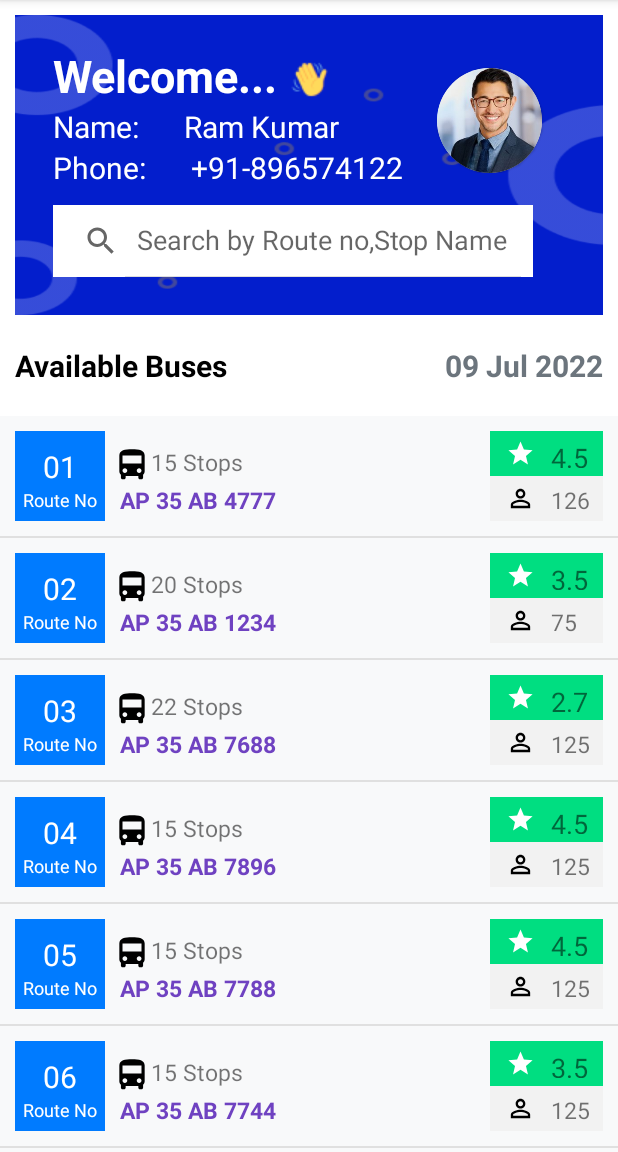
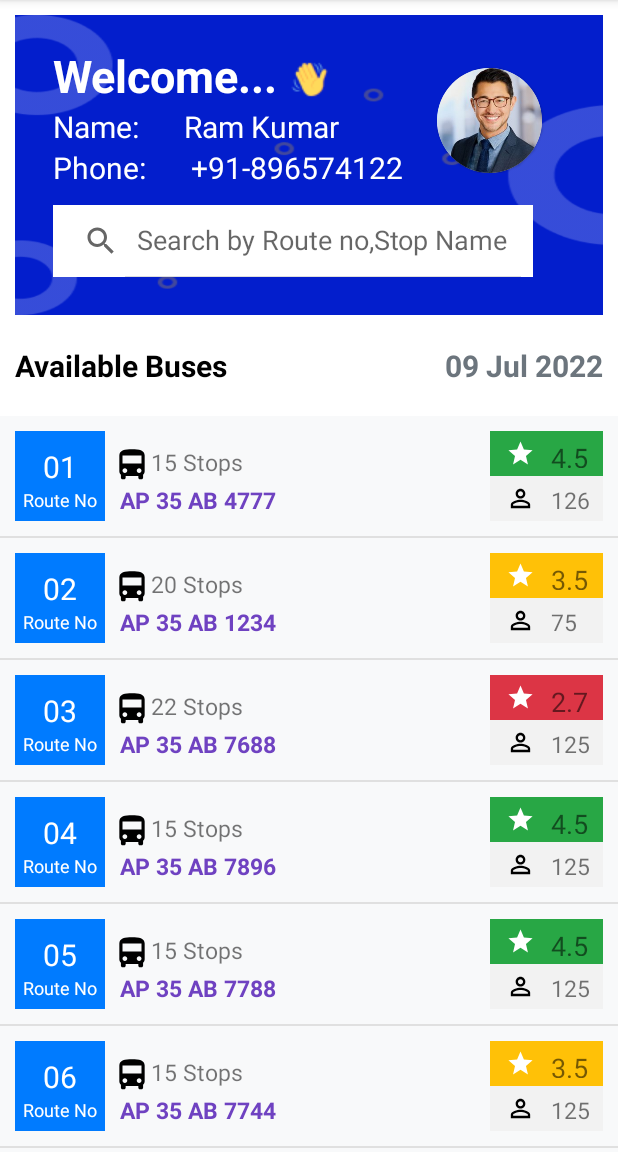
Before and after one commit to krishnapriya-atla/VtrackApp, an Android app: the screen it shows after launch (HomePage), on a phone screen of 412 x 824 dp, the part 84-1236 px from its top. Run offline under Robolectric (Android 15) with nearby library versions, the phone set to English and light mode, and no system bars.

Commit message:
Rating Status fixed

```diff
--- a/app/src/main/java/com/kp/vtrack/HomePage.java
+++ b/app/src/main/java/com/kp/vtrack/HomePage.java
@@ -19,7 +19,7 @@ public class HomePage extends AppCompatActivity {
     static final String stops[]={"15 Stops","20 Stops","22 Stops","15 Stops","15 Stops","15 Stops","15 Stops","15 Stops"};
     static final String BusNames[]={"AP 35 AB 4777","AP 35 AB 1234","AP 35 AB 7688","AP 35 AB 7896","AP 35 AB 7788","AP 35 AB 7744",
             "AP 35 AB 1122","AP 35 AB 4777"};
-    static final String rating[]={"4.5","3.5","2.7","4.5","4.5","3.5","1.7","4.5"};
+    static final double rating[]={4.5,3.5,2.7,4.5,4.5,3.5,1.7,4.5};
     static final String people[]={"126","75","125","125","125","125","125","125"};
     @Override
     protected void onCreate(Bundle savedInstanceState) {
@@ -58,17 +58,18 @@ public class HomePage extends AppCompatActivity {
             BusNo.setText(BusNames[position]);
             Stops.setText(stops[position]);
             People.setText(people[position]);
-            RelativeLayout r=findViewById(R.id.r1);
-            Rating.setText(rating[position]);
-           /* if(Integer.parseInt(people[position])<3){
-                r.setBackgroundColor(Integer.parseInt("#dc3545"));
+            RelativeLayout r=view.findViewById(R.id.r1);
+            Rating.setText(String.valueOf(rating[position]));
+//            System.out.println(Integer.parseInt(rating[position]));
+            if(rating[position]<3.0){
+                r.setBackgroundColor(getResources().getColor(R.color.red));
             }
-            else if(Integer.parseInt(people[position])<4 &&Integer.parseInt(people[position])>=3){
-                r.setBackgroundColor(Integer.parseInt("#ffc107"));
+            else if(rating[position]<4.0 && rating[position]>=3.0){
+                r.setBackgroundColor(getResources().getColor(R.color.yellow));
             }
             else{
-                r.setBackgroundColor(Integer.parseInt("#28a745"));
-            }*/
+                r.setBackgroundColor(getResources().getColor(R.color.green));
+            }
 
             return view;
         }
--- a/app/src/main/res/values/colors.xml
+++ b/app/src/main/res/values/colors.xml
@@ -7,4 +7,7 @@
     <color name="teal_700">#FF018786</color>
     <color name="black">#FF000000</color>
     <color name="white">#FFFFFFFF</color>
+    <color name="green">#28a745</color>
+    <color name="yellow">#ffc107</color>
+    <color name="red">#dc3545</color>
 </resources>
```
